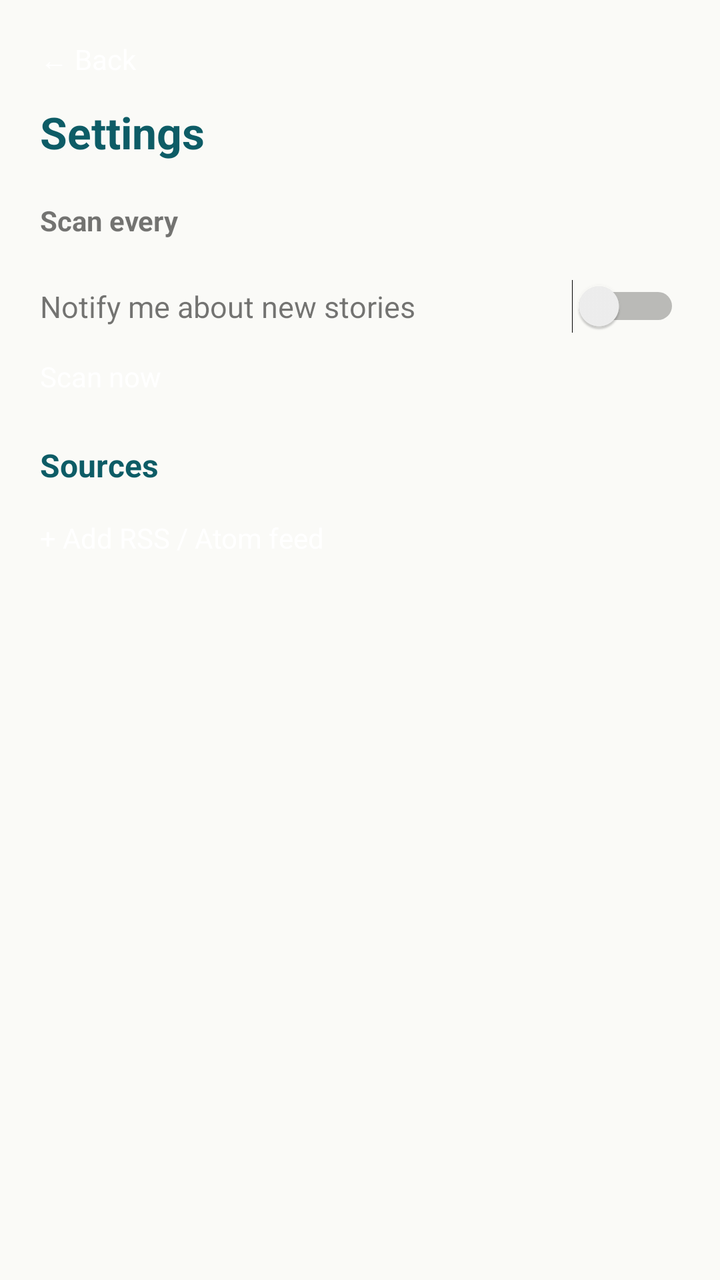
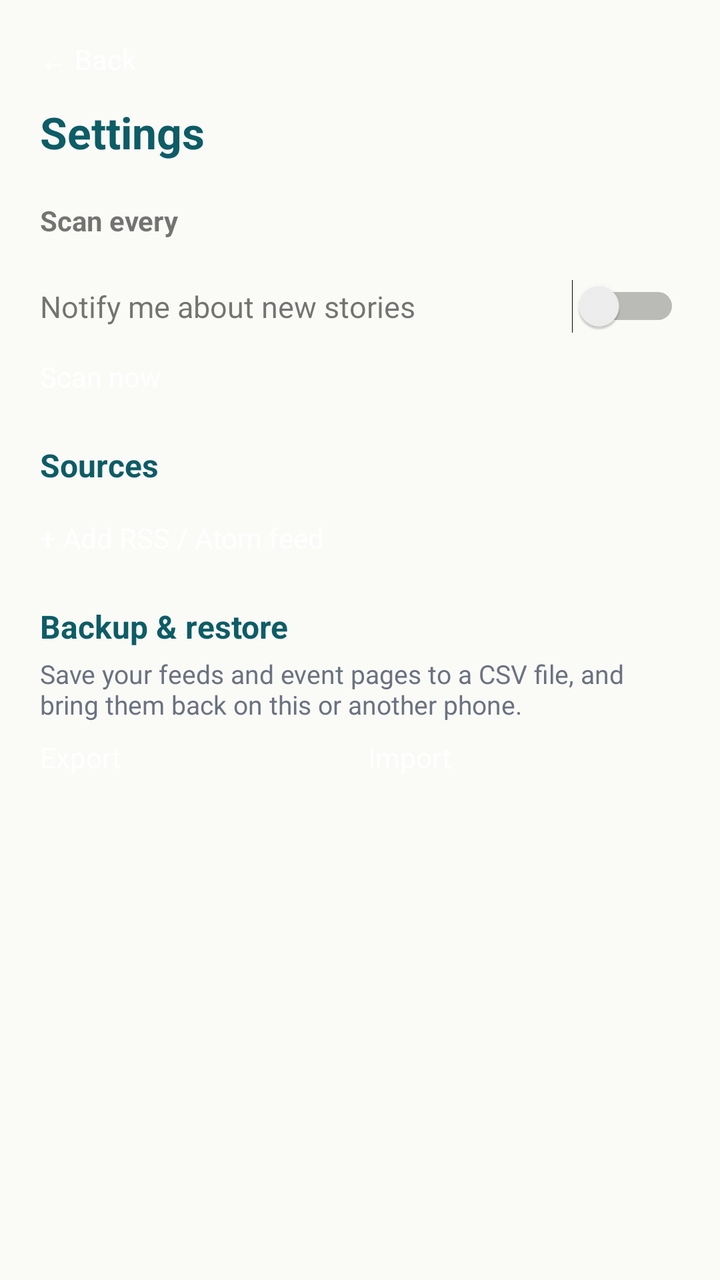

The first picture is an Android layout as it rendered before a commit; the second is the same layout after the commit. The layout source and the unified diff follow.
<!-- AndroidManifest.xml: application theme Theme.TownLine -->
<!-- res/layout/activity_settings.xml -->
<?xml version="1.0" encoding="utf-8"?>
<ScrollView xmlns:android="http://schemas.android.com/apk/res/android"
    android:layout_width="match_parent"
    android:layout_height="match_parent"
    android:background="@color/paper">

    <LinearLayout
        android:layout_width="match_parent"
        android:layout_height="wrap_content"
        android:orientation="vertical"
        android:padding="20dp">

        <Button
            android:id="@+id/btnBack"
            android:layout_width="wrap_content"
            android:layout_height="wrap_content"
            android:layout_marginBottom="12dp"
            android:text="← Back"
            android:textColor="#FFFFFF"
            android:backgroundTint="@color/teal" />

        <TextView
            android:layout_width="wrap_content"
            android:layout_height="wrap_content"
            android:text="Settings"
            android:textSize="22sp"
            android:textStyle="bold"
            android:textColor="@color/teal_dark" />

        <TextView
            android:layout_width="wrap_content"
            android:layout_height="wrap_content"
            android:layout_marginTop="20dp"
            android:text="Scan every"
            android:textStyle="bold"
            android:textSize="14sp" />

        <Spinner
            android:id="@+id/intervalSpinner"
            android:layout_width="match_parent"
            android:layout_height="wrap_content"
            android:layout_marginTop="4dp" />

        <LinearLayout
            android:layout_width="match_parent"
            android:layout_height="wrap_content"
            android:layout_marginTop="16dp"
            android:orientation="horizontal"
            android:gravity="center_vertical">

            <TextView
                android:layout_width="0dp"
                android:layout_height="wrap_content"
                android:layout_weight="1"
                android:text="Notify me about new stories"
                android:textSize="15sp" />

            <Switch
                android:id="@+id/notifySwitch"
                android:layout_width="wrap_content"
                android:layout_height="wrap_content" />
        </LinearLayout>

        <Button
            android:id="@+id/btnSyncNow"
            android:layout_width="match_parent"
            android:layout_height="wrap_content"
            android:layout_marginTop="12dp"
            android:text="Scan now"
            android:backgroundTint="@color/teal"
            android:textColor="#FFFFFF" />

        <LinearLayout
            android:id="@+id/batteryWarn"
            android:layout_width="match_parent"
            android:layout_height="wrap_content"
            android:layout_marginTop="12dp"
            android:orientation="vertical"
            android:background="#FFF3E0"
            android:padding="12dp"
            android:visibility="gone">

            <TextView
                android:layout_width="wrap_content"
                android:layout_height="wrap_content"
                android:text="Battery optimization is on — background scans may be delayed or skipped while the app is closed."
                android:textSize="13sp"
                android:textColor="@color/ink" />

            <Button
                android:id="@+id/btnBatterySettings"
                android:layout_width="wrap_content"
                android:layout_height="wrap_content"
                android:layout_marginTop="8dp"
                android:text="Allow background activity"
                android:textColor="#FFFFFF"
                android:backgroundTint="@color/teal" />
        </LinearLayout>

        <TextView
            android:layout_width="wrap_content"
            android:layout_height="wrap_content"
            android:layout_marginTop="24dp"
            android:text="Sources"
            android:textStyle="bold"
            android:textSize="16sp"
            android:textColor="@color/teal_dark" />

        <LinearLayout
            android:id="@+id/sourceList"
            android:layout_width="match_parent"
            android:layout_height="wrap_content"
            android:orientation="vertical"
            android:layout_marginTop="8dp" />

        <Button
            android:id="@+id/btnAddSource"
            android:layout_width="match_parent"
            android:layout_height="wrap_content"
            android:layout_marginTop="8dp"
            android:text="+ Add RSS / Atom feed"
            android:backgroundTint="@color/teal"
            android:textColor="#FFFFFF" />
    </LinearLayout>
</ScrollView>
<!-- resources referenced by this layout -->
<resources>
  <color name="ink">#1A1A1A</color>
  <color name="paper">#FAFAF7</color>
  <color name="teal">#12808F</color>
  <color name="teal_dark">#0D5C66</color>
  <style name="Theme.TownLine" parent="android:Theme.Material.Light.NoActionBar">
          <item name="android:colorPrimary">@color/teal_dark</item>
          <item name="android:colorPrimaryDark">@color/teal_dark</item>
          <item name="android:colorAccent">@color/teal</item>
          <item name="android:windowBackground">@color/paper</item>
      </style>
</resources>

<!-- the commit's change to res/layout/activity_settings.xml (unified diff, before → after) -->
@@ -121,5 +121,50 @@
             android:text="+ Add RSS / Atom feed"
             android:backgroundTint="@color/teal"
             android:textColor="#FFFFFF" />
+
+        <TextView
+            android:layout_width="wrap_content"
+            android:layout_height="wrap_content"
+            android:layout_marginTop="24dp"
+            android:text="Backup &amp; restore"
+            android:textStyle="bold"
+            android:textSize="16sp"
+            android:textColor="@color/teal_dark" />
+
+        <TextView
+            android:layout_width="wrap_content"
+            android:layout_height="wrap_content"
+            android:layout_marginTop="4dp"
+            android:text="Save your feeds and event pages to a CSV file, and bring them back on this or another phone."
+            android:textSize="13sp"
+            android:textColor="@color/grey" />
+
+        <LinearLayout
+            android:layout_width="match_parent"
+            android:layout_height="wrap_content"
+            android:orientation="horizontal"
+            android:layout_marginTop="8dp">
+
+            <Button
+                android:id="@+id/btnExportConfig"
+                android:layout_width="0dp"
+                android:layout_height="wrap_content"
+                android:layout_weight="1"
+                android:minWidth="0dp"
+                android:text="Export"
+                android:textColor="#FFFFFF"
+                android:backgroundTint="@color/teal" />
+
+            <Button
+                android:id="@+id/btnImportConfig"
+                android:layout_width="0dp"
+                android:layout_height="wrap_content"
+                android:layout_weight="1"
+                android:layout_marginStart="8dp"
+                android:minWidth="0dp"
+                android:text="Import"
+                android:textColor="#FFFFFF"
+                android:backgroundTint="@color/teal" />
+        </LinearLayout>
     </LinearLayout>
 </ScrollView>
<!-- resource entries referenced after the edit -->
@@ -1,5 +1,6 @@
 <!-- resources referenced by this layout -->
 <resources>
+  <color name="grey">#6B7280</color>
   <color name="ink">#1A1A1A</color>
   <color name="paper">#FAFAF7</color>
   <color name="teal">#12808F</color>
